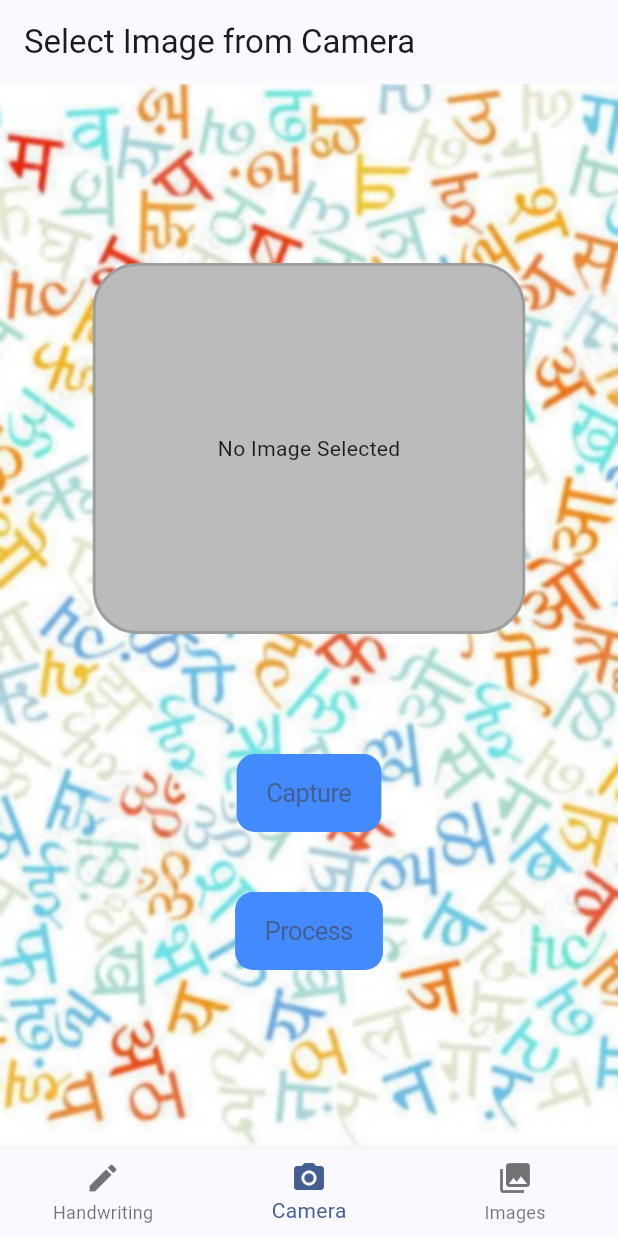
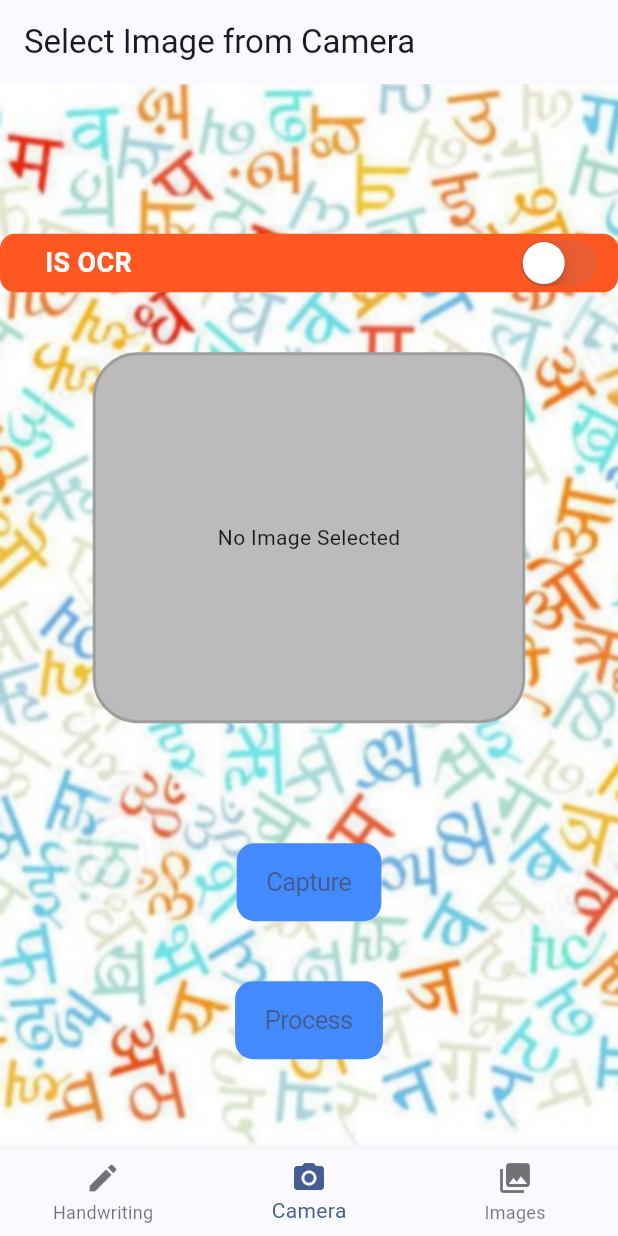
Before and after one commit to AshAman999/hindi_hcr, a Flutter app: the screen it shows after launch, item 2 of the bottom bar chosen, on a phone screen of 412 x 824 dp. Run offline on Flutter 3.47's test engine with Material 2 defaults, Android fonts, the phone set to English and light mode, and no system bars; our stand-ins replace getwidget, image_picker, loading_animation_widget; missing offline and left inert: whiteboard.

Commit message:
incoprtated toogle to switch between ocr and handwriting

```diff
--- a/lib/Pages/picture_click.dart
+++ b/lib/Pages/picture_click.dart
@@ -25,6 +25,7 @@ class _PictureClickState extends State<PictureClick> {
   String predicted_handwriting = "";
   String response = "";
   bool loading = false;
+  bool is_ocr = false;
   Future<void> _getImageFromCamera() async {
     final ImagePicker picker = ImagePicker();
     final XFile? image = await picker.pickImage(
@@ -40,7 +41,7 @@ class _PictureClickState extends State<PictureClick> {
 
   Future<void> fetchResponse(File file) async {
     // Fetch data from internet
-    var uri = '$serverUrl/upload_image/';
+    var uri = serverUrl + (is_ocr ? '/ocr' : '/hwcr');
 
     var request = http.MultipartRequest('POST', Uri.parse(uri));
 
@@ -108,6 +109,49 @@ class _PictureClickState extends State<PictureClick> {
                     mainAxisAlignment: MainAxisAlignment.center,
                     crossAxisAlignment: CrossAxisAlignment.center,
                     children: [
+                      Padding(
+                        padding: const EdgeInsets.symmetric(
+                          // horizontal: 20,
+                          vertical: 40,
+                        ),
+                        child: Container(
+                          decoration: BoxDecoration(
+                            borderRadius: BorderRadius.circular(10),
+                            color: Colors.deepOrange,
+                          ),
+                          child: Row(
+                            mainAxisAlignment: MainAxisAlignment.spaceBetween,
+                            crossAxisAlignment: CrossAxisAlignment.center,
+                            children: [
+                              const Padding(
+                                padding: EdgeInsets.symmetric(horizontal: 30),
+                                child: Text(
+                                  'IS OCR',
+                                  style: TextStyle(
+                                    fontSize: 18,
+                                    color: Colors.white,
+                                    fontWeight: FontWeight.bold,
+                                  ),
+                                ),
+                              ),
+                              Padding(
+                                padding:
+                                    const EdgeInsets.symmetric(horizontal: 10),
+                                child: CupertinoSwitch(
+                                  value: is_ocr,
+                                  onChanged: (value) {
+                                    setState(
+                                      () {
+                                        is_ocr = value;
+                                      },
+                                    );
+                                  },
+                                ),
+                              ),
+                            ],
+                          ),
+                        ),
+                      ),
                       if (_image != null)
                         Container(
                           decoration: BoxDecoration(
```
Also changed, not shown: lib/Pages/fileSelect.dart (+45 -1 lines).
